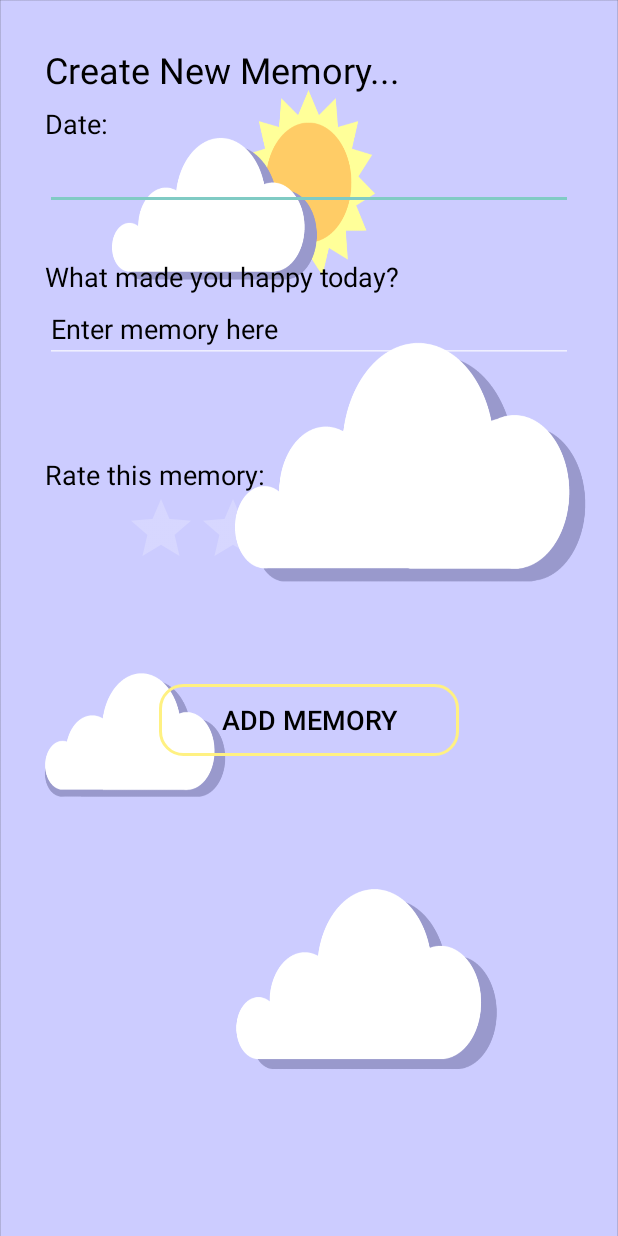
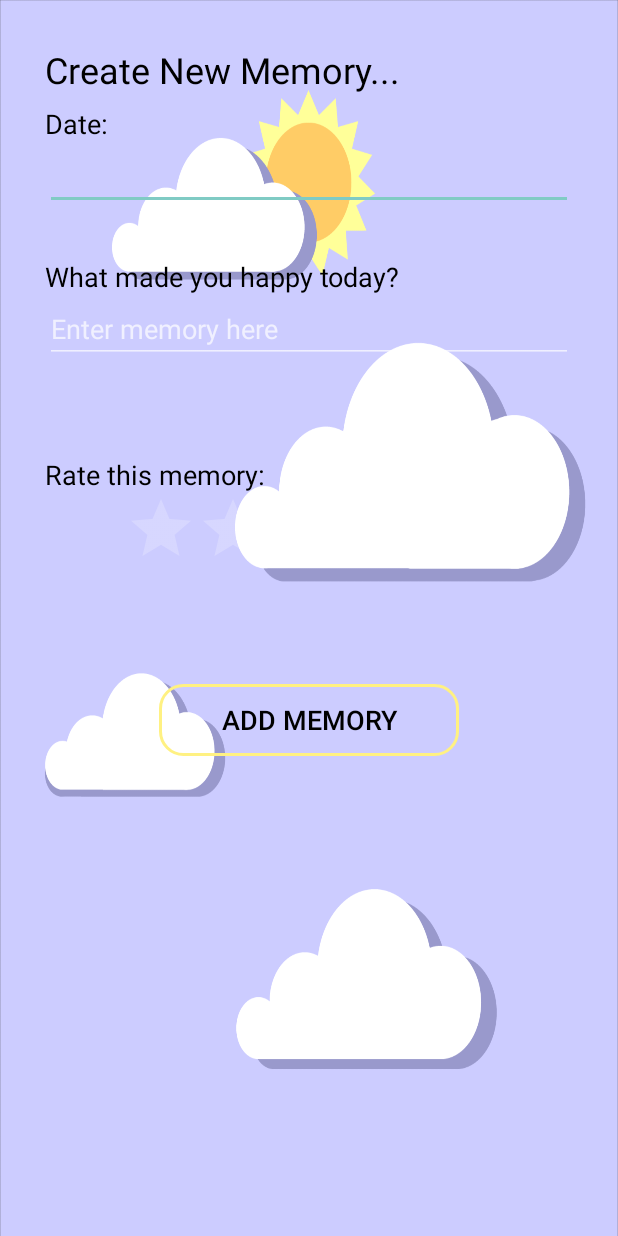
Before and after one commit to AngieLee1/Yesterdaze, an Android app: the CreateMemoryActivity screen opened directly, with no data from a screen before it, on a phone screen of 412 x 824 dp. Run offline under Robolectric (Android 15) with nearby library versions, the phone set to English and light mode, and no system bars; our stand-ins replace Firebase (no records; nobody signed in at launch, a user with empty details on screens opened directly).

Commit message:
changed create mem layout

```diff
--- a/app/src/main/java/hackathon/yesterdaze/CreateMemoryActivity.java
+++ b/app/src/main/java/hackathon/yesterdaze/CreateMemoryActivity.java
@@ -87,7 +87,7 @@ public class CreateMemoryActivity extends AppCompatActivity {
         FirebaseDatabase database = FirebaseDatabase.getInstance();
         DatabaseReference myRef = database.getReference("Memories");
 
-        myRef.setValue(newMem);
+        myRef.push().setValue(newMem);
 
 //        private DatabaseReference mDatabase;
 //        mDatabase = FirebaseDatabase.getInstance().getReference();
--- a/app/src/main/res/layout/create_memory_page.xml
+++ b/app/src/main/res/layout/create_memory_page.xml
@@ -53,12 +53,12 @@
         android:id="@+id/memoryText"
         android:layout_width="match_parent"
         android:layout_height="wrap_content"
-        android:ems="10"
-        android:inputType="textPersonName"
-        android:textColor="#000000"
         android:layout_marginLeft="30sp"
         android:layout_marginRight="30sp"
-        android:text="Enter memory here" />
+        android:ems="10"
+        android:hint="Enter memory here"
+        android:inputType="textPersonName"
+        android:textColor="#000000" />
 
     <Space
         android:layout_width="match_parent"
```
